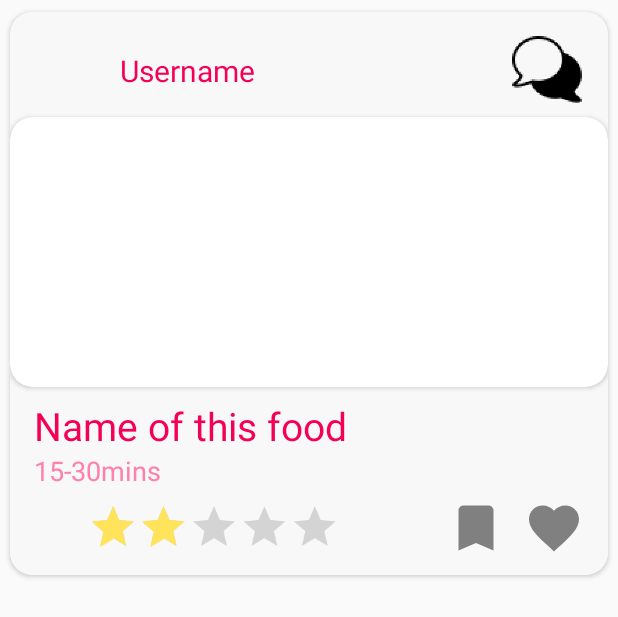
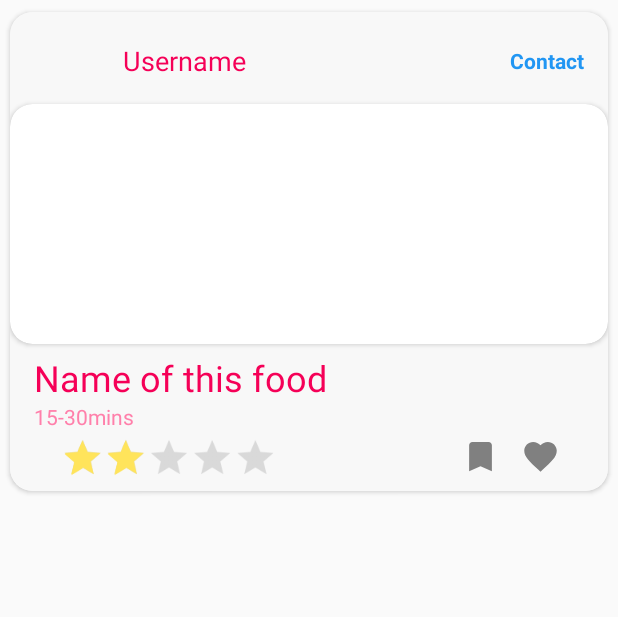
Before and after one commit to DerekZohar/CookDi, an Android app: the layout home_recipe.xml on its own in the app's theme, with its tools: preview values and no code run, on a phone screen of 412 x 824 dp. Shown: the top 617 px of the screen. Run offline under Robolectric (Android 15) with nearby library versions, the phone set to English and light mode, and no system bars.

Commit message:
text contact

```diff
--- a/app/build.gradle
+++ b/app/build.gradle
@@ -6,7 +6,7 @@ android {
 
     defaultConfig {
         applicationId "com.example.cookdi"
-        minSdkVersion 16
+        minSdkVersion 21
         targetSdkVersion 30
         versionCode 1
         versionName "1.0"
--- a/app/src/main/java/com/example/cookdi/RecipeAdapter/RecipeHomeAdapter.java
+++ b/app/src/main/java/com/example/cookdi/RecipeAdapter/RecipeHomeAdapter.java
@@ -14,7 +14,6 @@ import android.widget.TextView;
 import androidx.annotation.NonNull;
 import androidx.recyclerview.widget.RecyclerView;
 
-import com.bumptech.glide.Glide;
 import com.example.cookdi.Model.RecipeModel;
 import com.example.cookdi.R;
 import com.squareup.picasso.Picasso;
--- /dev/null
+++ b/app/src/main/res/drawable/ic_chat_square.xml
@@ -0,0 +1,5 @@
+<vector android:height="24dp" android:tint="#FFFFFF"
+    android:viewportHeight="24" android:viewportWidth="24"
+    android:width="24dp" xmlns:android="http://schemas.android.com/apk/res/android">
+    <path android:fillColor="@android:color/white" android:pathData="M20,2L4,2c-1.1,0 -1.99,0.9 -1.99,2L2,22l4,-4h14c1.1,0 2,-0.9 2,-2L22,4c0,-1.1 -0.9,-2 -2,-2zM6,9h12v2L6,11L6,9zM14,14L6,14v-2h8v2zM18,8L6,8L6,6h12v2z"/>
+</vector>
--- a/app/src/main/res/layout/home_recipe.xml
+++ b/app/src/main/res/layout/home_recipe.xml
@@ -16,10 +16,11 @@
             android:layout_width="match_parent"
             android:layout_height="wrap_content"
             android:layout_marginHorizontal="16dp"
-            android:layout_marginTop="14dp">
+            android:layout_marginTop="10dp"
+            android:layout_marginBottom="2dp">
 
 
-                <de.hdodenhof.circleimageview.CircleImageView
+            <de.hdodenhof.circleimageview.CircleImageView
                     android:id="@+id/imgUserAvatarHomeRecipe"
                     android:layout_width="45dp"
                     android:layout_height="45dp"
@@ -28,28 +29,32 @@
 
             <TextView
                 android:id="@+id/txtUsernameHomeRecipe"
-                android:layout_marginVertical="6dp"
-                android:layout_marginHorizontal="12dp"
                 android:layout_weight="1"
                 android:layout_height="wrap_content"
-                android:textSize="20dp"
+                android:textSize="18dp"
                 android:layout_gravity="center"
                 android:text="Username"
                 android:layout_width="0dp"
-                android:textColor="@color/colorPrimary"/>
+                android:textColor="@color/colorPrimary"
+                android:layout_marginLeft="14dp"/>
 
-            <ImageButton
-                android:id="@+id/btnChatHomeRecipe"
-                android:layout_width="50dp"
-                android:layout_height="50dp"
-                android:background="@color/colorWhite"
-                android:src="@mipmap/ic_comment"/>
+            <TextView
+                android:layout_width="wrap_content"
+                android:layout_height="wrap_content"
+                android:textColor="#FF2196F3"
+                android:layout_gravity="center"
+                android:textSize="14dp"
+                android:textStyle="bold"
+                android:text="Contact"/>
+
+
+
         </LinearLayout>
 
         <androidx.cardview.widget.CardView
             android:layout_width="match_parent"
-            android:layout_height="180dp"
-            android:layout_marginVertical="6dp"
+            android:layout_height="160dp"
+            android:layout_marginVertical="4dp"
             app:cardCornerRadius="15dp">
             <ImageView
                 android:id="@+id/imgFoodPortraitHomeRecipe"
@@ -70,7 +75,7 @@
                 android:id="@+id/txtFoodNameHomeRecipe"
                 android:layout_width="wrap_content"
                 android:layout_height="wrap_content"
-                android:textSize="26dp"
+                android:textSize="24dp"
                 android:text="Name of this food"
                 android:textColor="@color/colorPrimary"/>
 
@@ -78,13 +83,14 @@
                 android:id="@+id/txtTimeHomeRecipe"
                 android:layout_width="wrap_content"
                 android:layout_height="wrap_content"
-                android:textSize="18dp"
+                android:textSize="14dp"
                 android:text="15-30mins"
                 android:textColor="@color/colorAccent"/>
 
             <RelativeLayout
                 android:layout_width="match_parent"
-                android:layout_height="wrap_content">
+                android:layout_height="wrap_content"
+                android:layout_marginBottom="4dp">
 
                     <RatingBar
                         android:id="@+id/barRatingFoodHomeRecipe"
@@ -94,30 +100,31 @@
                         android:rating="2"
                         android:stepSize="0.5"
                         android:layout_alignParentLeft="true"
+                        style="@style/RatingBar"
                         android:theme="@style/RatingBar"
-                        android:scaleY="0.7"
-                        android:scaleX="0.7"/>                        />
+                        android:isIndicator="false"
+                        android:scaleX="0.8"
+                        android:scaleY="0.8"
+                        />                        />
 
                 <LinearLayout
                     android:layout_width="wrap_content"
                     android:layout_height="wrap_content"
-                    android:layout_alignParentRight="true">
+                    android:layout_alignParentRight="true"
+                    android:layout_marginTop="4dp"
+                    android:layout_marginRight="16dp">
 
                     <ImageButton
-                        android:layout_marginRight="6dp"
                         android:id="@+id/btnSaveHomeRecipe"
-                        android:layout_width="40dp"
-                        android:layout_height="40dp"
-                        android:layout_marginTop="6dp"
+                        android:layout_width="26dp"
+                        android:layout_height="26dp"
+                        android:layout_marginRight="14dp"
                         android:background="@drawable/save_button_background_selector" />
 
                     <ImageButton
-                        android:layout_marginLeft="6dp"
                         android:id="@+id/btnFavoriteHomeRecipe"
-                        android:layout_width="40dp"
-                        android:layout_height="40dp"
-                        android:layout_alignParentRight="true"
-                        android:layout_marginTop="6dp"
+                        android:layout_width="26dp"
+                        android:layout_height="26dp"
                         android:background="@drawable/favorite_button_background_selector" />
                 </LinearLayout>
             </RelativeLayout>
--- a/app/src/main/res/values/styles.xml
+++ b/app/src/main/res/values/styles.xml
@@ -7,9 +7,10 @@
         <item name="colorAccent">@color/colorAccent</item>
     </style>
 
-    <style name="RatingBar" parent="Theme.AppCompat">
+    <style name="RatingBar" parent="android:Widget.Material.RatingBar.Indicator">
         <item name="colorControlNormal">@color/colorGray</item>
         <item name="colorControlActivated">@color/colorLightYellow</item>
+
     </style>
 
 </resources>
```
Also changed, not shown: app/src/main/res/drawable/ic_chat.xml (added, +22 -0 lines).
